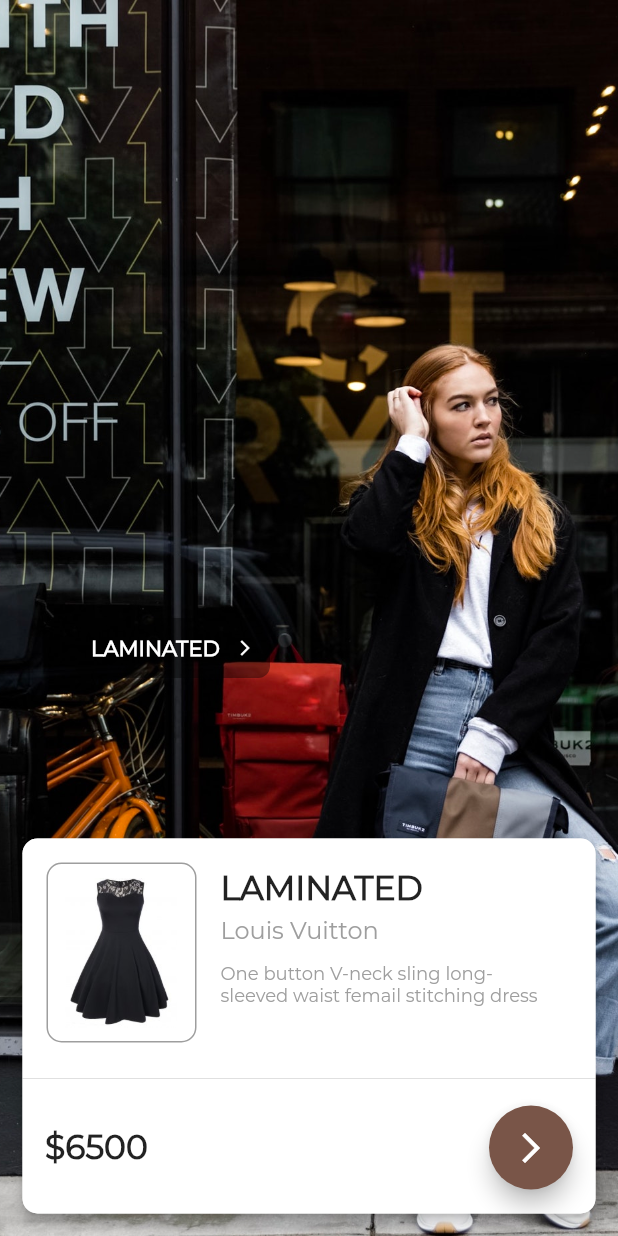
After one commit to mrtagca/AbsurtFashion, a Flutter app: the Detail screen opened directly, on a phone screen of 412 x 824 dp. The commit adds this screen. Run offline on Flutter 3.47's test engine with Material 2 defaults, Android fonts, the phone set to English and light mode, and no system bars.

Commit message:
detay sayfası tamamlandı.

```diff
--- /dev/null
+++ b/lib/detail.dart
@@ -0,0 +1,156 @@
+import 'package:flutter/material.dart';
+
+class Detail extends StatefulWidget {
+  final String img;
+  const Detail({super.key, required this.img});
+
+  @override
+  State<Detail> createState() => _DetailState();
+}
+
+class _DetailState extends State<Detail> {
+  @override
+  Widget build(BuildContext context) {
+    return Scaffold(
+      body: Stack(children: [
+        Hero(
+          tag: widget.img,
+          child: Container(
+            width: MediaQuery.of(context).size.width,
+            height: MediaQuery.of(context).size.height,
+            decoration: BoxDecoration(
+                image: DecorationImage(
+                    image: AssetImage(widget.img), fit: BoxFit.cover)),
+          ),
+        ),
+        Positioned(
+          left: 15,
+          right: 15,
+          bottom: 15,
+          child: Material(
+            borderRadius: BorderRadius.circular(10),
+            elevation: 4,
+            child: Container(
+              height: 250,
+              width: MediaQuery.of(context).size.width - 30,
+              decoration: BoxDecoration(
+                  color: Colors.white, borderRadius: BorderRadius.circular(10)),
+              child: Column(
+                children: [
+                  Row(
+                    children: [
+                      Padding(
+                        padding: const EdgeInsets.all(16.0),
+                        child: Container(
+                          width: 100,
+                          height: 120,
+                          decoration: BoxDecoration(
+                              borderRadius: BorderRadius.circular(10),
+                              border: Border.all(color: Colors.grey),
+                              image: DecorationImage(
+                                image: AssetImage(
+                                  "assets/dress.jpg",
+                                ),
+                                fit: BoxFit.contain,
+                              )),
+                        ),
+                      ),
+                      Column(
+                        crossAxisAlignment: CrossAxisAlignment.start,
+                        children: [
+                          Text(
+                            "LAMINATED",
+                            style: TextStyle(
+                                fontFamily: "Montserrat",
+                                fontSize: 22,
+                                fontWeight: FontWeight.bold),
+                          ),
+                          SizedBox(
+                            height: 5,
+                          ),
+                          Text(
+                            "Louis Vuitton",
+                            style: TextStyle(
+                                fontFamily: "Montserrat",
+                                fontSize: 16,
+                                color: Colors.grey),
+                          ),
+                          SizedBox(
+                            height: 10,
+                          ),
+                          Container(
+                            height: 50,
+                            width: MediaQuery.of(context).size.width - 200,
+                            child: Text(
+                              "One button V-neck sling long-sleeved waist femail stitching dress",
+                              style: TextStyle(
+                                  fontFamily: "Montserrat",
+                                  fontSize: 12,
+                                  color: Colors.grey),
+                            ),
+                          ),
+                        ],
+                      )
+                    ],
+                  ),
+                  Divider(),
+                  Padding(
+                    padding: const EdgeInsets.only(
+                        left: 15, right: 15, top: 10, bottom: 5),
+                    child: Row(
+                      mainAxisAlignment: MainAxisAlignment.spaceBetween,
+                      children: [
+                        Text(
+                          "\$6500",
+                          style: TextStyle(
+                              fontFamily: "Montserrat",
+                              fontSize: 22,
+                              fontWeight: FontWeight.bold),
+                        ),
+                        FloatingActionButton(
+                          onPressed: () => {},
+                          child: Icon(Icons.arrow_forward_ios),
+                          backgroundColor: Colors.brown,
+                        )
+                      ],
+                    ),
+                  )
+                ],
+              ),
+            ),
+          ),
+        ),
+        Positioned(
+          top: MediaQuery.of(context).size.height / 2,
+          left: 50,
+          child: Container(
+            height: 40,
+            width: 130,
+            decoration: BoxDecoration(
+                color: Colors.black.withOpacity(0.4),
+                borderRadius: BorderRadius.circular(8)),
+            child: Row(
+              mainAxisAlignment: MainAxisAlignment.spaceEvenly,
+              children: [
+                Center(
+                  child: Text(
+                    "LAMINATED",
+                    style: TextStyle(
+                        fontFamily: "Montserrat",
+                        color: Colors.white,
+                        fontWeight: FontWeight.bold),
+                  ),
+                ),
+                Icon(
+                  Icons.arrow_forward_ios,
+                  color: Colors.white,
+                  size: 12,
+                )
+              ],
+            ),
+          ),
+        )
+      ]),
+    );
+  }
+}
--- a/lib/main.dart
+++ b/lib/main.dart
@@ -1,4 +1,5 @@
 import 'package:flutter/material.dart';
+import 'package:modaapp/detail.dart';
 
 void main() {
   runApp(const ModaApp());
@@ -215,44 +216,78 @@
                     ),
                     Row(
                       children: [
-                        Container(
+                        InkWell(
+                          onTap: () => {
+                            Navigator.of(context).push(MaterialPageRoute(
+                                builder: (context) =>
+                                    Detail(img: "assets/modelgrid1.jpeg")))
+                          },
+                          child: Hero(
+                            tag: "assets/modelgrid1.jpeg",
+                            child: Container(
                               height: 200,
-                          width: (MediaQuery.of(context).size.width - 50) / 2,
+                              width:
+                                  (MediaQuery.of(context).size.width - 50) / 2,
                               decoration: BoxDecoration(
                                   borderRadius: BorderRadius.circular(5),
                                   image: DecorationImage(
-                                  image: AssetImage("assets/modelgrid1.jpeg"),
+                                      image:
+                                          AssetImage("assets/modelgrid1.jpeg"),
                                       fit: BoxFit.cover)),
+                            ),
+                          ),
                         ),
                         SizedBox(
                           width: 10,
                         ),
                         Column(
                           children: [
-                            Container(
+                            InkWell(
+                              onTap: () => {
+                                Navigator.of(context).push(MaterialPageRoute(
+                                    builder: (context) =>
+                                        Detail(img: "assets/modelgrid2.jpeg")))
+                              },
+                              child: Hero(
+                                tag: "assets/modelgrid2.jpeg",
+                                child: Container(
                                   height: 95,
-                              width:
-                                  (MediaQuery.of(context).size.width - 100) / 2,
+                                  width: (MediaQuery.of(context).size.width -
+                                          100) /
+                                      2,
                                   decoration: BoxDecoration(
                                       borderRadius: BorderRadius.circular(5),
                                       image: DecorationImage(
-                                      image:
-                                          AssetImage("assets/modelgrid2.jpeg"),
+                                          image: AssetImage(
+                                              "assets/modelgrid2.jpeg"),
                                           fit: BoxFit.cover)),
+                                ),
+                              ),
                             ),
                             SizedBox(
                               height: 10,
                             ),
-                            Container(
+                            InkWell(
+                              onTap: () => {
+                                Navigator.of(context).push(MaterialPageRoute(
+                                    builder: (context) =>
+                                        Detail(img: "assets/modelgrid3.jpeg")))
+                              },
+                              child: Hero(
+                                tag: "assets/modelgrid3.jpeg",
+                                child: Container(
                                   height: 95,
-                              width:
-                                  (MediaQuery.of(context).size.width - 100) / 2,
+                                  width: (MediaQuery.of(context).size.width -
+                                          100) /
+                                      2,
                                   decoration: BoxDecoration(
                                       borderRadius: BorderRadius.circular(5),
                                       image: DecorationImage(
-                                      image:
-                                          AssetImage("assets/modelgrid3.jpeg"),
+                                          image: AssetImage(
+                                              "assets/modelgrid3.jpeg"),
                                           fit: BoxFit.cover)),
+                                ),
+                              ),
                             ),
                           ],
                         ),
```
Lines whose indentation alone changed are shown as unchanged.
